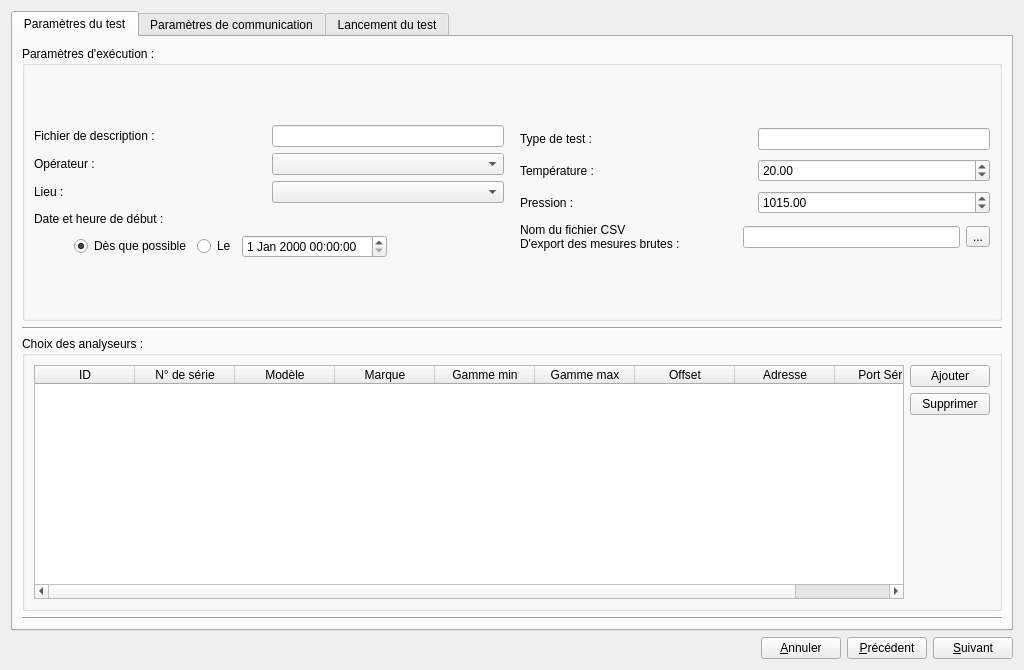
First picture: the form in et_interfaceexecutiontest.ui, repository InformatiqueAtmoNA/tam, before the edit.
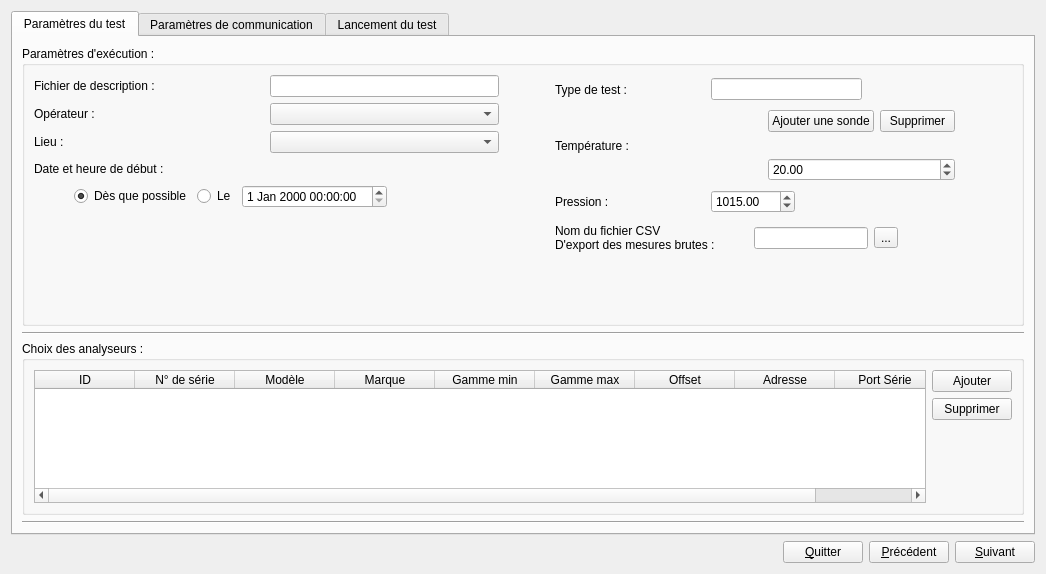
Second picture: the form after the edit. The open tabs and pages were chosen to show the change.

What changed in the file:
```diff
--- a/et_interfaceexecutiontest.ui
+++ b/et_interfaceexecutiontest.ui
@@ -6,8 +6,8 @@
    <rect>
     <x>0</x>
     <y>0</y>
-    <width>1024</width>
-    <height>670</height>
+    <width>1041</width>
+    <height>574</height>
    </rect>
   </property>
   <property name="windowTitle">
@@ -37,8 +37,8 @@
            <property name="title">
             <string>Paramètres d'exécution :</string>
            </property>
-           <layout class="QGridLayout" name="gridLayout">
-            <item row="0" column="0">
+           <layout class="QVBoxLayout" name="verticalLayout_10">
+            <item>
              <layout class="QHBoxLayout" name="horizontalLayout">
               <property name="sizeConstraint">
                <enum>QLayout::SetDefaultConstraint</enum>
@@ -55,6 +55,18 @@
                       <verstretch>0</verstretch>
                      </sizepolicy>
                     </property>
+                    <property name="minimumSize">
+                     <size>
+                      <width>230</width>
+                      <height>22</height>
+                     </size>
+                    </property>
+                    <property name="maximumSize">
+                     <size>
+                      <width>230</width>
+                      <height>22</height>
+                     </size>
+                    </property>
                     <property name="text">
                      <string>Fichier de description :</string>
                     </property>
@@ -68,24 +80,87 @@
                       <verstretch>0</verstretch>
                      </sizepolicy>
                     </property>
+                    <property name="minimumSize">
+                     <size>
+                      <width>229</width>
+                      <height>22</height>
+                     </size>
+                    </property>
+                    <property name="maximumSize">
+                     <size>
+                      <width>229</width>
+                      <height>22</height>
+                     </size>
+                    </property>
                     <property name="readOnly">
                      <bool>true</bool>
                     </property>
                    </widget>
                   </item>
+                  <item>
+                   <spacer name="horizontalSpacer_8">
+                    <property name="orientation">
+                     <enum>Qt::Horizontal</enum>
+                    </property>
+                    <property name="sizeHint" stdset="0">
+                     <size>
+                      <width>40</width>
+                      <height>20</height>
+                     </size>
+                    </property>
+                   </spacer>
+                  </item>
                  </layout>
                 </item>
                 <item>
                  <layout class="QHBoxLayout" name="horizontalLayout_7">
                   <item>
                    <widget class="QLabel" name="label_Operateur">
+                    <property name="minimumSize">
+                     <size>
+                      <width>230</width>
+                      <height>22</height>
+                     </size>
+                    </property>
+                    <property name="maximumSize">
+                     <size>
+                      <width>230</width>
+                      <height>22</height>
+                     </size>
+                    </property>
                     <property name="text">
                      <string>Opérateur :</string>
                     </property>
                    </widget>
                   </item>
                   <item>
-                   <widget class="QComboBox" name="comboBox_Operateur"/>
+                   <widget class="QComboBox" name="comboBox_Operateur">
+                    <property name="minimumSize">
+                     <size>
+                      <width>229</width>
+                      <height>22</height>
+                     </size>
+                    </property>
+                    <property name="maximumSize">
+                     <size>
+                      <width>229</width>
+                      <height>22</height>
+                     </size>
+                    </property>
+                   </widget>
+                  </item>
+                  <item>
+                   <spacer name="horizontalSpacer_9">
+                    <property name="orientation">
+                     <enum>Qt::Horizontal</enum>
+                    </property>
+                    <property name="sizeHint" stdset="0">
+                     <size>
+                      <width>40</width>
+                      <height>20</height>
+                     </size>
+                    </property>
+                   </spacer>
                   </item>
                  </layout>
                 </item>
@@ -93,13 +168,51 @@
                  <layout class="QHBoxLayout" name="horizontalLayout_6">
                   <item>
                    <widget class="QLabel" name="label_Lieu">
+                    <property name="minimumSize">
+                     <size>
+                      <width>230</width>
+                      <height>22</height>
+                     </size>
+                    </property>
+                    <property name="maximumSize">
+                     <size>
+                      <width>230</width>
+                      <height>22</height>
+                     </size>
+                    </property>
                     <property name="text">
                      <string>Lieu :</string>
                     </property>
                    </widget>
                   </item>
                   <item>
-                   <widget class="QComboBox" name="comboBox_Lieu"/>
+                   <widget class="QComboBox" name="comboBox_Lieu">
+                    <property name="minimumSize">
+                     <size>
+                      <width>229</width>
+                      <height>22</height>
+                     </size>
+                    </property>
+                    <property name="maximumSize">
+                     <size>
+                      <width>229</width>
+                      <height>22</height>
+                     </size>
+                    </property>
+                   </widget>
+                  </item>
+                  <item>
+                   <spacer name="horizontalSpacer_10">
+                    <property name="orientation">
+                     <enum>Qt::Horizontal</enum>
+                    </property>
+                    <property name="sizeHint" stdset="0">
+                     <size>
+                      <width>40</width>
+                      <height>20</height>
+                     </size>
+                    </property>
+                   </spacer>
                   </item>
                  </layout>
                 </item>
@@ -203,6 +316,19 @@
                   </item>
                  </layout>
                 </item>
+                <item>
+                 <spacer name="verticalSpacer">
+                  <property name="orientation">
+                   <enum>Qt::Vertical</enum>
+                  </property>
+                  <property name="sizeHint" stdset="0">
+                   <size>
+                    <width>20</width>
+                    <height>40</height>
+                   </size>
+                  </property>
+                 </spacer>
+                </item>
                </layout>
               </item>
               <item>
@@ -233,6 +359,18 @@
                       <verstretch>0</verstretch>
                      </sizepolicy>
                     </property>
+                    <property name="minimumSize">
+                     <size>
+                      <width>150</width>
+                      <height>29</height>
+                     </size>
+                    </property>
+                    <property name="maximumSize">
+                     <size>
+                      <width>150</width>
+                      <height>29</height>
+                     </size>
+                    </property>
                     <property name="text">
                      <string>Type de test :</string>
                     </property>
@@ -251,26 +389,124 @@
                     </property>
                    </widget>
                   </item>
+                  <item>
+                   <spacer name="horizontalSpacer_11">
+                    <property name="orientation">
+                     <enum>Qt::Horizontal</enum>
+                    </property>
+                    <property name="sizeHint" stdset="0">
+                     <size>
+                      <width>40</width>
+                      <height>20</height>
+                     </size>
+                    </property>
+                   </spacer>
+                  </item>
                  </layout>
                 </item>
                 <item>
                  <layout class="QHBoxLayout" name="horizontalLayout_3">
                   <item>
                    <widget class="QLabel" name="label_Temperature">
+                    <property name="minimumSize">
+                     <size>
+                      <width>150</width>
+                      <height>29</height>
+                     </size>
+                    </property>
+                    <property name="maximumSize">
+                     <size>
+                      <width>150</width>
+                      <height>29</height>
+                     </size>
+                    </property>
                     <property name="text">
                      <string>Température :</string>
                     </property>
                    </widget>
                   </item>
                   <item>
-                   <widget class="QDoubleSpinBox" name="doubleSpinBox_Temperature">
-                    <property name="maximum">
-                     <double>1000000000.000000000000000</double>
+                   <spacer name="horizontalSpacer_8">
+                    <property name="orientation">
+                     <enum>Qt::Horizontal</enum>
                     </property>
-                    <property name="value">
-                     <double>20.000000000000000</double>
+                    <property name="sizeHint" stdset="0">
+                     <size>
+                      <width>40</width>
+                      <height>20</height>
+                     </size>
                     </property>
-                   </widget>
+                   </spacer>
+                  </item>
+                  <item>
+                   <layout class="QVBoxLayout" name="verticalLayout_10">
+                    <item>
+                     <layout class="QHBoxLayout" name="horizontalLayout_2">
+                      <item>
+                       <widget class="QPushButton" name="ajouterSonde">
+                        <property name="maximumSize">
+                         <size>
+                          <width>125</width>
+                          <height>24</height>
+                         </size>
+                        </property>
+                        <property name="text">
+                         <string>Ajouter une sonde</string>
+                        </property>
+                       </widget>
+                      </item>
+                      <item>
+                       <widget class="QPushButton" name="supprimerSonde">
+                        <property name="maximumSize">
+                         <size>
+                          <width>75</width>
+                          <height>24</height>
+                         </size>
+                        </property>
+                        <property name="text">
+                         <string>Supprimer</string>
+                        </property>
+                       </widget>
+                      </item>
+                     </layout>
+                    </item>
+                    <item>
+                     <widget class="QLabel" name="label_Sonde">
+                      <property name="maximumSize">
+                       <size>
+                        <width>300</width>
+                        <height>24</height>
+                       </size>
+                      </property>
+                      <property name="text">
+                       <string/>
+                      </property>
+                     </widget>
+                    </item>
+                    <item>
+                     <widget class="QDoubleSpinBox" name="doubleSpinBox_Temperature">
+                      <property name="maximum">
+                       <double>1000000000.000000000000000</double>
+                      </property>
+                      <property name="value">
+                       <double>20.000000000000000</double>
+                      </property>
+                     </widget>
+                    </item>
+                   </layout>
+                  </item>
+                  <item>
+                   <spacer name="horizontalSpacer_12">
+                    <property name="orientation">
+                     <enum>Qt::Horizontal</enum>
+                    </property>
+                    <property name="sizeHint" stdset="0">
+                     <size>
+                      <width>40</width>
+                      <height>20</height>
+                     </size>
+                    </property>
+                   </spacer>
                   </item>
                  </layout>
                 </item>
@@ -278,6 +514,18 @@
                  <layout class="QHBoxLayout" name="horizontalLayout_5">
                   <item>
                    <widget class="QLabel" name="label_Pression">
+                    <property name="minimumSize">
+                     <size>
+                      <width>150</width>
+                      <height>29</height>
+                     </size>
+                    </property>
+                    <property name="maximumSize">
+                     <size>
+                      <width>150</width>
+                      <height>29</height>
+                     </size>
+                    </property>
                     <property name="text">
                      <string>Pression :</string>
                     </property>
@@ -293,6 +541,19 @@
                     </property>
                    </widget>
                   </item>
+                  <item>
+                   <spacer name="horizontalSpacer_13">
+                    <property name="orientation">
+                     <enum>Qt::Horizontal</enum>
+                    </property>
+                    <property name="sizeHint" stdset="0">
+                     <size>
+                      <width>40</width>
+                      <height>20</height>
+                     </size>
+                    </property>
+                   </spacer>
+                  </item>
                  </layout>
                 </item>
                 <item>
@@ -305,6 +566,18 @@
                       <verstretch>0</verstretch>
                      </sizepolicy>
                     </property>
+                    <property name="minimumSize">
+                     <size>
+                      <width>193</width>
+                      <height>32</height>
+                     </size>
+                    </property>
+                    <property name="maximumSize">
+                     <size>
+                      <width>216</width>
+                      <height>32</height>
+                     </size>
+                    </property>
                     <property name="text">
                      <string>Nom du fichier CSV 
 D'export des mesures brutes :</string>
@@ -328,12 +601,58 @@
                     </property>
                    </widget>
                   </item>
+                  <item>
+                   <spacer name="horizontalSpacer_14">
+                    <property name="orientation">
+                     <enum>Qt::Horizontal</enum>
+                    </property>
+                    <property name="sizeHint" stdset="0">
+                     <size>
+                      <width>40</width>
+                      <height>20</height>
+                     </size>
+                    </property>
+                   </spacer>
+                  </item>
                  </layout>
                 </item>
+                <item>
+                 <spacer name="verticalSpacer_3">
+                  <property name="orientation">
+                   <enum>Qt::Vertical</enum>
+                  </property>
+                  <property name="sizeHint" stdset="0">
+                   <size>
+                    <width>20</width>
+                    <height>40</height>
+                   </size>
+                  </property>
+                 </spacer>
+                </item>
                </layout>
               </item>
              </layout>
             </item>
+            <item>
+             <layout class="QHBoxLayout" name="horizontalLayout_2">
+              <item>
+               <layout class="QVBoxLayout" name="affichageInfoTests"/>
+              </item>
+              <item>
+               <spacer name="horizontalSpacer_15">
+                <property name="orientation">
+                 <enum>Qt::Horizontal</enum>
+                </property>
+                <property name="sizeHint" stdset="0">
+                 <size>
+                  <width>40</width>
+                  <height>20</height>
+                 </size>
+                </property>
+               </spacer>
+              </item>
+             </layout>
+            </item>
            </layout>
           </widget>
          </item>
@@ -356,7 +675,7 @@
             <string>Choix des analyseurs :</string>
            </property>
            <layout class="QGridLayout" name="gridLayout_2">
-            <item row="0" column="0">
+            <item row="0" column="1">
              <layout class="QHBoxLayout" name="horizontalLayout_10">
               <item>
                <widget class="QTableWidget" name="tableWidget_Analyseurs">
@@ -366,6 +685,12 @@
                   <verstretch>0</verstretch>
                  </sizepolicy>
                 </property>
+                <property name="minimumSize">
+                 <size>
+                  <width>892</width>
+                  <height>100</height>
+                 </size>
+                </property>
                 <property name="editTriggers">
                  <set>QAbstractItemView::NoEditTriggers</set>
                 </property>
@@ -451,7 +776,7 @@
                  </widget>
                 </item>
                 <item>
-                 <spacer name="verticalSpacer">
+                 <spacer name="verticalSpacer_4">
                   <property name="orientation">
                    <enum>Qt::Vertical</enum>
                   </property>
@@ -743,7 +1068,7 @@
        <item>
         <widget class="QPushButton" name="button_Annuler">
          <property name="text">
-          <string>&amp;Annuler</string>
+          <string>&amp;Quitter</string>
          </property>
         </widget>
        </item>
```
Left out of the diff: 80 changed lines with no effect on the pictures.
